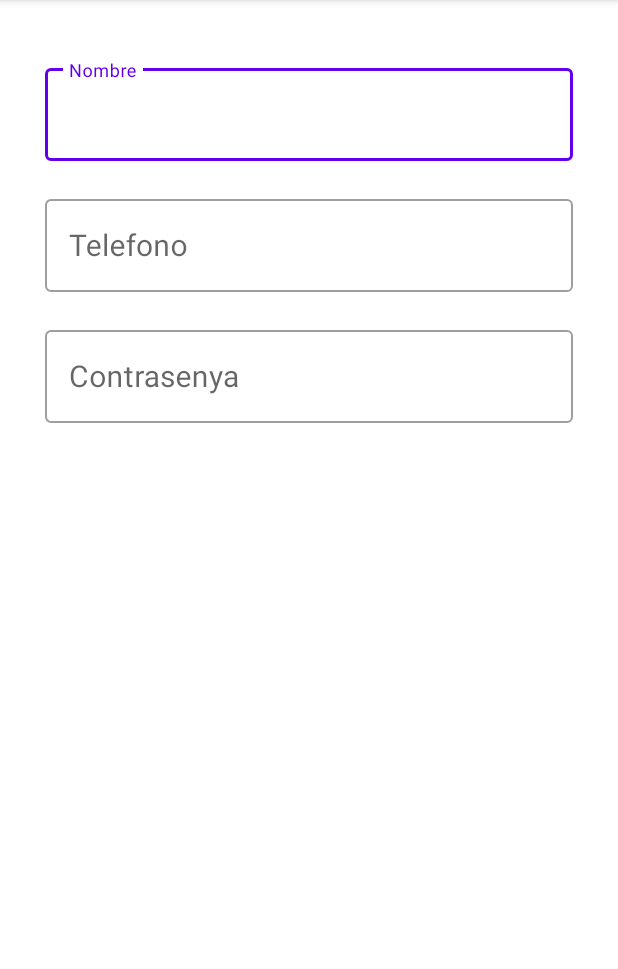
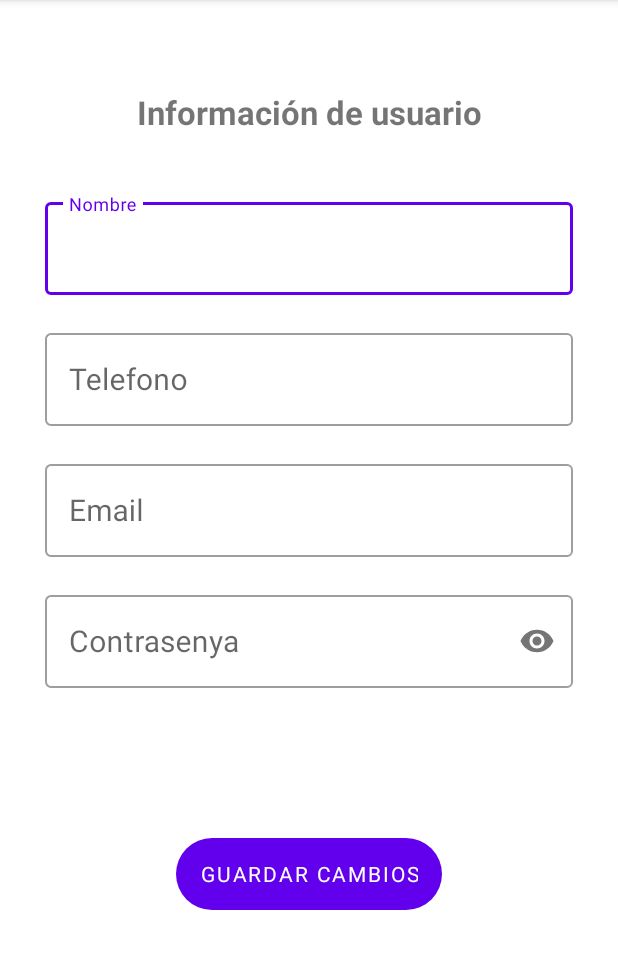
Before and after one commit to PelochoMcPollo/Proyecto_3a, an Android app: the screen it shows after launch (EditarPerfil), on a phone screen of 412 x 824 dp, the part 84-1053 px from its top. Run offline under Robolectric (Android 15) with nearby library versions, the phone set to English and light mode, and no system bars; our stand-ins replace Volley; network calls fail.

Commit message:
Mostrar Informacion y editar informacion

```diff
--- a/app/src/main/AndroidManifest.xml
+++ b/app/src/main/AndroidManifest.xml
@@ -43,6 +43,9 @@
 
         </activity>
 
+        <meta-data
+            android:name="preloaded_fonts"
+            android:resource="@array/preloaded_fonts" />
 
 
     </application>
--- a/app/src/main/java/org/example/eoliiri/proyecto_3a/EditarPerfil.java
+++ b/app/src/main/java/org/example/eoliiri/proyecto_3a/EditarPerfil.java
@@ -1,6 +1,13 @@
 package org.example.eoliiri.proyecto_3a;
 
+import android.app.AlertDialog;
+import android.app.Dialog;
+import android.content.DialogInterface;
+import android.os.Build;
 import android.os.Bundle;
+import android.util.Log;
+import android.view.View;
+import android.widget.Button;
 
 import androidx.appcompat.app.AppCompatActivity;
 
@@ -8,9 +15,14 @@ import com.android.volley.RequestQueue;
 import com.android.volley.toolbox.Volley;
 import com.google.android.material.textfield.TextInputEditText;
 
+import java.util.concurrent.CompletableFuture;
+import java.util.concurrent.CountDownLatch;
+
 public class EditarPerfil extends AppCompatActivity {
     RequestQueue requestQueue;
-    TextInputEditText nombre,contrasenya,telefono;
+    TextInputEditText nombre,contrasenya,telefono,email;
+    String nombreguardar, contrasenyaguardar, telefonoguardar, emailguardar;
+    Button guardar;
 
 
     @Override
@@ -21,9 +33,48 @@ public class EditarPerfil extends AppCompatActivity {
         nombre = (TextInputEditText) findViewById(R.id.nombre);
         contrasenya = (TextInputEditText) findViewById(R.id.contrasenya);
         telefono = (TextInputEditText) findViewById(R.id.telefono);
-        Server.recuperarUsuario(requestQueue,nombre,contrasenya);
-        Server.recuperarTelefono(requestQueue,telefono);
+        email = (TextInputEditText) findViewById(R.id.email);
+        Server.modificarTextos(requestQueue,nombre,contrasenya,telefono,email);
+        guardar = (Button) findViewById(R.id.botonguardar);
         //nombre.setText(Server.getNombre());
         //contrasenya.setText(Server.getContrasenya());
+
     }
+
+    public void guardar(View v)
+    {
+        nombreguardar = nombre.getText().toString().trim();
+        contrasenyaguardar = contrasenya.getText().toString().trim();
+        telefonoguardar = telefono.getText().toString().trim();
+        emailguardar = email.getText().toString().trim();
+        AlertDialog.Builder dialogo1 = new AlertDialog.Builder(this);
+        dialogo1.setTitle("Importante");
+        dialogo1.setMessage("¿ Desa Confirmar estos cambios?");
+        dialogo1.setCancelable(false);
+        dialogo1.setPositiveButton("Confirmar", new DialogInterface.OnClickListener() {
+            public void onClick(DialogInterface dialogo1, int id) {
+                aceptar();
+            }
+        });
+        dialogo1.setNegativeButton("Cancelar", new DialogInterface.OnClickListener() {
+            public void onClick(DialogInterface dialogo1, int id) {
+                cancelar();
+            }
+        });
+        dialogo1.show();
+    }
+
+    public void aceptar()
+    {
+        Server.actualizarusuario(requestQueue,nombreguardar,contrasenyaguardar,emailguardar);
+        Server.actualizarTelefono(requestQueue,telefonoguardar);
+
+    }
+
+    public void cancelar()
+    {
+        //dialogo.show().dismiss();
+    }
+
+
 }
--- a/app/src/main/java/org/example/eoliiri/proyecto_3a/MainActivity.java
+++ b/app/src/main/java/org/example/eoliiri/proyecto_3a/MainActivity.java
@@ -46,6 +46,7 @@ public class MainActivity extends AppCompatActivity {
     TextView co2, temp; // Declaración de TextViews para mostrar datos.
     String co2p = "0", tempp = "0"; // Variables para almacenar valores de CO2 y temperatura.
     RequestQueue requestQueue; // Cola de solicitudes para comunicación con el servidor.
+    Server server;
 
     // Etiquetas para mensajes de registro.
     private static final String ETIQUETA_LOG = ">>>>";
@@ -179,7 +180,7 @@ public class MainActivity extends AppCompatActivity {
                         co2.setText(co2p);
                         temp.setText(tempp);
 
-                        Server.crearPrueba(co2p, tempp,requestQueue);
+                        server.crearPrueba(co2p, tempp,requestQueue);
                     }
                 }
             }
--- a/app/src/main/java/org/example/eoliiri/proyecto_3a/Server.java
+++ b/app/src/main/java/org/example/eoliiri/proyecto_3a/Server.java
@@ -28,8 +28,14 @@ public class Server {
     private static final String Url1 = "http://192.168.148.194/proyecto_3a/src/api/guardarprueba.php";
     private static final String UrlRecuperarUsuario = "http://192.168.148.194/proyecto_3a/src/api/recuperarusuario.php?email=pepe@gmail.com";
     private static final String  UrlRecuperarTelefono = "http://192.168.148.194/proyecto_3a/src/api/recuperartelefono.php?email=pepe@gmail.com";
+    private  static  final  String UrlActualizarUsuario = "http://192.168.148.194/proyecto_3a/src/api/actualizarusuario.php?email=pepe@gmail.com";
+    private  static  final  String UrlActualizarTelefono = "http://192.168.148.194/proyecto_3a/src/api/actualizartelefono.php?email=pepe@gmail.com";
 
-    private static String nombre,contrasenya,telefono;
+    private static String nombre,contrasenya,telefono,email;
+
+    private  static  UsuarioRecuperadoListener usuarioRecuperadoListener;
+    private  static  TelefonoRecuperadoListener telefonoRecuperadoListener;
+
 
 
 
@@ -45,10 +51,10 @@ public class Server {
      * @param tempbd        Temperatura a enviar al servidor.
      * @param requestQueue  Cola de solicitudes Volley para gestionar la comunicación en red.
      */
-    public static void crearPrueba(final String co2bd, final String tempbd , RequestQueue requestQueue) {
+    public  static void crearPrueba(final String co2bd, final String tempbd , RequestQueue requestQueue) {
         StringRequest stringRequest = new StringRequest(
                 Request.Method.POST,    // Método HTTP (POST).
-                Url1,                   // URL del servidor.
+                Url1,                // URL del servidor.
                 new Response.Listener<String>() {
                     @Override
                     public void onResponse(String response) {
@@ -77,8 +83,16 @@ public class Server {
     }
 
 
+    /**
+     *
+     *   -------------------------------------------------------------------------
+     *    requestQueue --> recuperarUsuario() --> [nombre:text, contrasenya:text]
+     *   -------------------------------------------------------------------------
+     *
+     * @param requestQueue
+     */
 
-    public static void recuperarUsuario(RequestQueue requestQueue, TextInputEditText nombrei, TextInputEditText contrasenyai) {
+    public static void recuperarUsuario(RequestQueue requestQueue) {
         JsonObjectRequest jsonObjectRequest = new JsonObjectRequest(
                 Request.Method.GET,    // Método HTTP (POST).
                 UrlRecuperarUsuario,                   // URL del servidor.
@@ -90,8 +104,12 @@ public class Server {
                         {
                             nombre = response.getString("nombreyapellidos");
                             contrasenya = response.getString("contrasenya");
-                            nombrei.setText(nombre);
-                            contrasenyai.setText(contrasenya);
+                            email = response.getString("email");
+
+                            if (usuarioRecuperadoListener != null) {
+                                usuarioRecuperadoListener.onUsuarioRecuperado();
+                            }
+
 
                         }
                         catch (JSONException e)
@@ -111,7 +129,16 @@ public class Server {
 
     }
 
-    public static void recuperarTelefono(RequestQueue requestQueue, TextInputEditText telefonoi) {
+    /**
+     *
+     *   -------------------------------------------------------------------------
+     *    requestQueue --> recuperarTelefono() --> [telefono:R]
+     *   -------------------------------------------------------------------------
+     *
+     * @param requestQueue
+     */
+
+    public static void recuperarTelefono(RequestQueue requestQueue) {
         JsonObjectRequest jsonObjectRequest = new JsonObjectRequest(
                 Request.Method.GET,    // Método HTTP (POST).
                 UrlRecuperarTelefono,                   // URL del servidor.
@@ -122,8 +149,10 @@ public class Server {
                         try
                         {
                             telefono = response.getString("telefono");
-                            telefonoi.setText(telefono);
-
+                            if(telefonoRecuperadoListener != null)
+                            {
+                                telefonoRecuperadoListener.onTelefonoRecuperado();
+                            }
                         }
                         catch (JSONException e)
                         {
@@ -141,6 +170,127 @@ public class Server {
         requestQueue.add(jsonObjectRequest);
 
     }
+
+    /**
+     *
+     *   -------------------------------------------------------------------------
+     *    requestQueue, nombre:text, contrasenya:text --> actualizarusuario()
+     *   -------------------------------------------------------------------------
+     *
+     * @param requestQueue
+     * @param nombreg
+     * @param contrasenyag
+     */
+
+    public static void actualizarusuario(RequestQueue requestQueue ,final String nombreg, final String contrasenyag, final String emailg)
+    {
+        StringRequest stringRequest = new StringRequest(
+                Request.Method.POST,    // Método HTTP (POST).
+                UrlActualizarUsuario,                   // URL del servidor.
+                new Response.Listener<String>() {
+                    @Override
+                    public void onResponse(String response) {
+                        Log.d("Pelochas","Actualizado");
+                    }
+                },
+                new Response.ErrorListener() {
+                    @Override
+                    public void onErrorResponse(VolleyError error) {
+                        Log.d("Pelochas", error.toString());
+                    }
+                }
+
+        ){
+            @Override
+            protected Map<String, String> getParams() throws AuthFailureError {
+                Map <String, String> params = new HashMap<>();
+                params.put("email",emailg);
+                params.put("emailantiguo","pepe@gmail.com");
+                params.put("nombreyapellidos",nombreg);
+                params.put("contrasenya",contrasenyag);
+                return params;
+            }
+        };
+        // Se agrega la solicitud a la cola de solicitudes para su procesamiento.
+        requestQueue.add(stringRequest);
+    }
+
+
+    /**
+     *
+     *   -------------------------------------------------------------------------
+     *    requestQueue, telefono:text --> actualizatelefono()
+     *   -------------------------------------------------------------------------
+     *
+     * @param requestQueue
+     * @param telefono
+     */
+
+    public static void actualizarTelefono(RequestQueue requestQueue ,final String telefono)
+    {
+        StringRequest stringRequest = new StringRequest(
+                Request.Method.POST,    // Método HTTP (POST).
+                UrlActualizarTelefono,                   // URL del servidor.
+                new Response.Listener<String>() {
+                    @Override
+                    public void onResponse(String response) {
+                        Log.d("Pelochas","Actualizado");
+                    }
+                },
+                new Response.ErrorListener() {
+                    @Override
+                    public void onErrorResponse(VolleyError error) {
+                        Log.d("Pelochas", error.toString());
+                    }
+                }
+
+        ){
+            @Override
+            protected Map<String, String> getParams() throws AuthFailureError {
+                Map <String, String> params = new HashMap<>();
+                params.put("email","pepe@gmail.com");
+                params.put("telefono",telefono);
+                return params;
+            }
+        };
+        // Se agrega la solicitud a la cola de solicitudes para su procesamiento.
+        requestQueue.add(stringRequest);
+    }
+
+    public static void modificarTextos(RequestQueue requestQueue,TextInputEditText nombrei, TextInputEditText contrasenyai , TextInputEditText telefonoi, TextInputEditText emaili)
+    {
+        Server.setUsuarioRecuperadoListener(new UsuarioRecuperadoListener() {
+            @Override
+            public void onUsuarioRecuperado() {
+                // Los datos del usuario han sido recuperados, ahora puedes actualizar los campos de texto
+                nombrei.setText(nombre);
+                contrasenyai.setText(contrasenya);
+                emaili.setText(email);
+            }
+        });
+        Server.setTelefonoRecuperadoListener(new TelefonoRecuperadoListener() {
+            @Override
+            public void onTelefonoRecuperado() {
+                // Los datos del usuario han sido recuperados, ahora puedes actualizar los campos de texto
+                telefonoi.setText(telefono);
+            }
+        });
+
+        // Inicia la recuperación de datos del usuario
+        Server.recuperarUsuario(requestQueue);
+        Server.recuperarTelefono(requestQueue);
+
+
+
+    }
+
+    public static void setUsuarioRecuperadoListener(UsuarioRecuperadoListener listener) {
+        usuarioRecuperadoListener = listener;
+    }
+    public static void setTelefonoRecuperadoListener(TelefonoRecuperadoListener listener){
+        telefonoRecuperadoListener = listener;
+    }
+
     /**
      * getUrl1()
      *
@@ -151,20 +301,18 @@ public class Server {
      *
      * @return URL del servidor.
      */
-    public static String getUrl1()
+    public  static String getUrl1()
     {
         return  Url1;
     }
-    public static String getUrlRecuperarUsuario()
+    public  static String getUrlRecuperarUsuario()
     {
         return  UrlRecuperarUsuario;
     }
-    public static String getNombre()
-    {
-        return  nombre;
-    }
-    public static String getContrasenya()
+    public  static String getNombre() {return  nombre;}
+    public  static String getContrasenya()
     {
         return  contrasenya;
     }
+    public  static String getTelefono(){return telefono;}
 }
--- /dev/null
+++ b/app/src/main/java/org/example/eoliiri/proyecto_3a/TelefonoRecuperadoListener.java
@@ -0,0 +1,5 @@
+package org.example.eoliiri.proyecto_3a;
+
+public interface TelefonoRecuperadoListener {
+    void  onTelefonoRecuperado();
+}
--- /dev/null
+++ b/app/src/main/java/org/example/eoliiri/proyecto_3a/UsuarioRecuperadoListener.java
@@ -0,0 +1,5 @@
+package org.example.eoliiri.proyecto_3a;
+
+public interface UsuarioRecuperadoListener {
+    void onUsuarioRecuperado();
+}
--- /dev/null
+++ b/app/src/main/res/drawable/boton_redondo.xml
@@ -0,0 +1,4 @@
+<?xml version="1.0" encoding="utf-8"?>
+<shape xmlns:android="http://schemas.android.com/apk/res/android">
+    <corners  android:radius="50dp"/>
+</shape>
--- a/app/src/main/res/layout/editar_perfil.xml
+++ b/app/src/main/res/layout/editar_perfil.xml
@@ -17,7 +17,7 @@
         app:layout_constraintEnd_toEndOf="parent"
         app:layout_constraintLeft_toLeftOf="parent"
         app:layout_constraintStart_toStartOf="parent"
-        app:layout_constraintTop_toTopOf="parent">
+        app:layout_constraintTop_toBottomOf="@+id/textView">
 
         <com.google.android.material.textfield.TextInputEditText
             android:id="@+id/nombre"
@@ -59,7 +59,7 @@
     </com.google.android.material.textfield.TextInputLayout>
 
     <com.google.android.material.textfield.TextInputLayout
-        android:id="@+id/til_contrasenya"
+        android:id="@+id/til_email"
         style="@style/Widget.MaterialComponents.TextInputLayout.OutlinedBox"
         android:layout_width="0dp"
         android:layout_height="wrap_content"
@@ -74,15 +74,71 @@
         app:layout_constraintTop_toBottomOf="@+id/til_telefono">
 
         <com.google.android.material.textfield.TextInputEditText
+            android:id="@+id/email"
+            android:layout_width="match_parent"
+            android:layout_height="match_parent"
+            android:fontFamily="@font/roboto"
+            android:hint="Email"
+            android:imeOptions="actionNext"
+            android:inputType="textWebEmailAddress"
+            android:textSize="20sp" />
+
+    </com.google.android.material.textfield.TextInputLayout>
+
+    <com.google.android.material.textfield.TextInputLayout
+        android:id="@+id/til_contrasenya"
+        style="@style/Widget.MaterialComponents.TextInputLayout.OutlinedBox"
+        android:layout_width="0dp"
+        android:layout_height="wrap_content"
+        android:layout_marginStart="30dp"
+        android:layout_marginTop="20dp"
+        android:layout_marginEnd="30dp"
+        android:minHeight="?android:attr/actionBarSize"
+        android:transitionGroup="true"
+        app:layout_constraintEnd_toEndOf="parent"
+        app:layout_constraintLeft_toLeftOf="parent"
+        app:layout_constraintStart_toStartOf="parent"
+        app:layout_constraintTop_toBottomOf="@+id/til_email"
+        app:passwordToggleEnabled="true">
+
+        <com.google.android.material.textfield.TextInputEditText
             android:id="@+id/contrasenya"
             android:layout_width="match_parent"
             android:layout_height="match_parent"
             android:fontFamily="@font/roboto"
             android:hint="Contrasenya"
             android:imeOptions="actionNext"
-            android:inputType="text"
+            android:inputType="text|textPassword"
             android:textSize="20sp" />
 
     </com.google.android.material.textfield.TextInputLayout>
 
+    <Button
+        android:id="@+id/botonguardar"
+        android:layout_width="wrap_content"
+        android:layout_height="wrap_content"
+        android:layout_marginStart="30dp"
+        android:layout_marginTop="100dp"
+        android:layout_marginEnd="30dp"
+        android:fontFamily="@font/roboto"
+        android:onClick="guardar"
+        android:text="Guardar Cambios"
+        android:background="@drawable/boton_redondo"
+        app:layout_constraintEnd_toEndOf="parent"
+        app:layout_constraintStart_toStartOf="parent"
+        app:layout_constraintTop_toBottomOf="@+id/til_contrasenya" />
+
+    <TextView
+        android:id="@+id/textView"
+        android:layout_width="wrap_content"
+        android:layout_height="wrap_content"
+        android:layout_marginTop="60dp"
+        android:fontFamily="@font/roboto_bold"
+        android:text="Información de usuario"
+        android:textSize="22sp"
+        android:textStyle="bold"
+        app:layout_constraintEnd_toEndOf="parent"
+        app:layout_constraintStart_toStartOf="parent"
+        app:layout_constraintTop_toTopOf="parent" />
+
 </androidx.constraintlayout.widget.ConstraintLayout>
```
Also changed, not shown: app/src/main/res/font/roboto_light.ttf (added).
